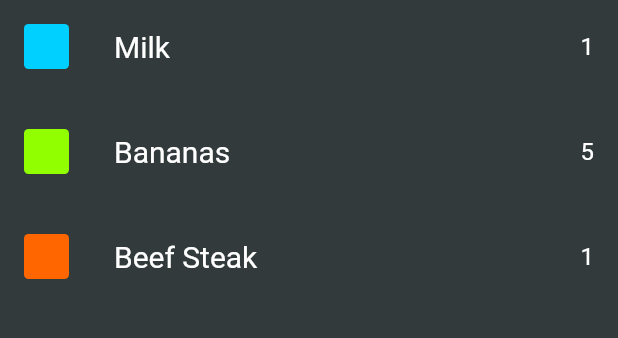
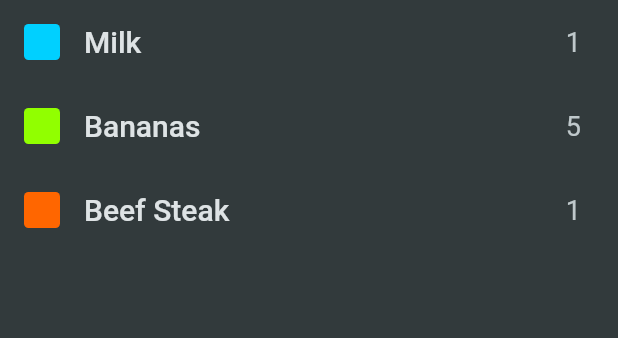
Before and after one commit to dayojiboye/shopping-list, a Flutter app: the screen it shows after launch, on a phone screen of 412 x 824 dp, the part 84-422 px from its top. Run offline on Flutter 3.47's test engine with Material 2 defaults, Android fonts, the phone set to English and light mode, and no system bars.

Commit message:
feat: - used ListTile in grocery screen - minor adjustments

```diff
--- a/lib/models/category.dart
+++ b/lib/models/category.dart
@@ -1,8 +1,8 @@
 import 'package:flutter/material.dart';
 
 class Category {
-  const Category(this.category, this.color);
+  const Category(this.title, this.color);
 
-  final String category;
+  final String title;
   final Color color;
 }
--- a/lib/models/grocery_item.dart
+++ b/lib/models/grocery_item.dart
@@ -11,5 +11,5 @@ class GroceryItem {
   final String id;
   final String name;
   final int quantity;
-  final Category? category;
+  final Category category;
 }
--- a/lib/screens/grocery.dart
+++ b/lib/screens/grocery.dart
@@ -12,36 +12,24 @@ class GroceryScreen extends StatelessWidget {
         title: const Text("Your Groceries"),
       ),
       body: ListView.builder(
-        padding: const EdgeInsets.symmetric(horizontal: 16, vertical: 16),
         itemCount: groceryItems.length,
-        itemBuilder: (context, index) => Column(
-          children: [
-            Row(
-              children: [
-                Container(
-                  height: 30,
-                  width: 30,
+        itemBuilder: (context, index) => ListTile(
+          leading: Container(
+            height: 24,
+            width: 24,
             decoration: BoxDecoration(
               borderRadius: BorderRadius.circular(3),
-                    color: groceryItems[index].category?.color,
+              color: groceryItems[index].category.color,
             ),
           ),
-                const SizedBox(width: 30),
-                Text(
+          title: Text(
             groceryItems[index].name,
             style: const TextStyle(fontSize: 20),
           ),
-                const Spacer(),
-                Text(
+          trailing: Text(
             groceryItems[index].quantity.toString(),
-                  style: const TextStyle(fontSize: 16),
-                )
-              ],
+            style: const TextStyle(fontSize: 18),
           ),
-            const SizedBox(
-              height: 40,
-            )
-          ],
         ),
       ),
     );
```
Lines whose indentation alone changed are shown as unchanged.
